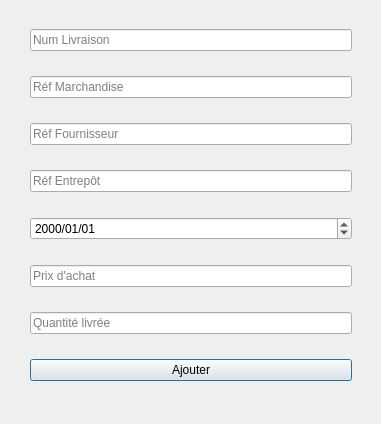
The window that form/FormLivraison.ui (Alt68719/projet_achats) describes before a commit, drawn with Qt 5.
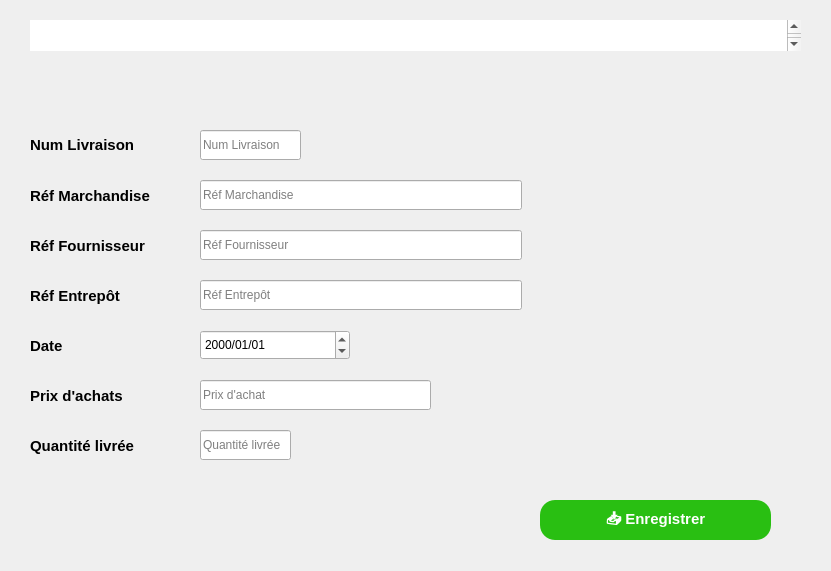
The same window after the commit. Icons and pictures are not drawn.

Patch:
```diff
--- a/form/FormLivraison.ui
+++ b/form/FormLivraison.ui
@@ -6,25 +6,29 @@
    <rect>
     <x>0</x>
     <y>0</y>
-    <width>381</width>
-    <height>424</height>
+    <width>831</width>
+    <height>571</height>
    </rect>
   </property>
   <property name="windowTitle">
    <string>Nouvelle Livraison</string>
   </property>
-  <widget class="QWidget" name="verticalLayoutWidget">
-   <property name="geometry">
-    <rect>
-     <x>30</x>
-     <y>10</y>
-     <width>322</width>
-     <height>391</height>
-    </rect>
-   </property>
-   <layout class="QVBoxLayout" name="verticalLayout">
-    <item>
+  <property name="styleSheet">
+   <string notr="true">
+QWidget#FormLivraison {
+    border-image: url(&quot;C:/projet_QT/projet_achats/image000/fond02.jpg&quot;) 0 0 0 0 stretch stretch;
+}
+</string>
+  </property>
      <widget class="QLineEdit" name="lineNumLivraison">
+   <property name="geometry">
+    <rect>
+     <x>200</x>
+     <y>130</y>
+     <width>101</width>
+     <height>30</height>
+    </rect>
+   </property>
       <property name="text">
        <string/>
       </property>
@@ -32,39 +36,54 @@
        <string>Num Livraison</string>
       </property>
      </widget>
-    </item>
-    <item>
      <widget class="QLineEdit" name="lineRefMar">
-      <property name="text">
-       <string/>
+   <property name="geometry">
+    <rect>
+     <x>200</x>
+     <y>180</y>
+     <width>322</width>
+     <height>30</height>
+    </rect>
       </property>
       <property name="placeholderText">
        <string>Réf Marchandise</string>
       </property>
      </widget>
-    </item>
-    <item>
      <widget class="QLineEdit" name="lineRefFournisseur">
-      <property name="whatsThis">
-       <string>&lt;html&gt;&lt;head/&gt;&lt;body&gt;&lt;p&gt;&lt;br/&gt;&lt;/p&gt;&lt;/body&gt;&lt;/html&gt;</string>
-      </property>
-      <property name="text">
-       <string/>
+   <property name="geometry">
+    <rect>
+     <x>200</x>
+     <y>230</y>
+     <width>322</width>
+     <height>30</height>
+    </rect>
       </property>
       <property name="placeholderText">
        <string>Réf Fournisseur</string>
       </property>
      </widget>
-    </item>
-    <item>
      <widget class="QLineEdit" name="lineRefEntr">
+   <property name="geometry">
+    <rect>
+     <x>200</x>
+     <y>280</y>
+     <width>322</width>
+     <height>30</height>
+    </rect>
+   </property>
       <property name="placeholderText">
        <string>Réf Entrepôt</string>
       </property>
      </widget>
-    </item>
-    <item>
      <widget class="QDateEdit" name="dateEdit">
+   <property name="geometry">
+    <rect>
+     <x>200</x>
+     <y>330</y>
+     <width>150</width>
+     <height>30</height>
+    </rect>
+   </property>
       <property name="displayFormat">
        <string>yyyy/MM/dd</string>
       </property>
@@ -79,37 +98,231 @@
        </date>
       </property>
      </widget>
-    </item>
-    <item>
      <widget class="QLineEdit" name="linePrix">
+   <property name="geometry">
+    <rect>
+     <x>200</x>
+     <y>380</y>
+     <width>231</width>
+     <height>30</height>
+    </rect>
+   </property>
       <property name="placeholderText">
        <string>Prix d'achat</string>
       </property>
      </widget>
-    </item>
-    <item>
      <widget class="QLineEdit" name="lineQte">
+   <property name="geometry">
+    <rect>
+     <x>200</x>
+     <y>430</y>
+     <width>91</width>
+     <height>30</height>
+    </rect>
+   </property>
       <property name="placeholderText">
        <string>Quantité livrée</string>
       </property>
      </widget>
-    </item>
-    <item>
      <widget class="QPushButton" name="btnAjouter">
+   <property name="geometry">
+    <rect>
+     <x>540</x>
+     <y>500</y>
+     <width>231</width>
+     <height>40</height>
+    </rect>
+   </property>
+   <property name="styleSheet">
+    <string notr="true">QPushButton {
+background-color: #29bf12;
+border-radius: 15px;
+border: none;
+padding: 10px 20px;
+color: white;
+font-size: 15px;
+font-weight: bold;
+}</string>
+   </property>
       <property name="text">
-       <string>Ajouter</string>
-      </property>
-     </widget>
-    </item>
-   </layout>
-   <zorder>lineRefMar</zorder>
-   <zorder>lineNumLivraison</zorder>
-   <zorder>lineRefEntr</zorder>
-   <zorder>dateEdit</zorder>
-   <zorder>linePrix</zorder>
-   <zorder>lineQte</zorder>
-   <zorder>btnAjouter</zorder>
-   <zorder>lineRefFournisseur</zorder>
+    <string>📥 Enregistrer</string>
+   </property>
+  </widget>
+  <widget class="QTextBrowser" name="textBrowser">
+   <property name="geometry">
+    <rect>
+     <x>10</x>
+     <y>10</y>
+     <width>811</width>
+     <height>51</height>
+    </rect>
+   </property>
+   <property name="styleSheet">
+    <string notr="true">QTextBrowser {
+    border-image: url(&quot;C:/projet_QT/projet_achats/image000/fond03.jpg&quot;) 0 0 0 0 stretch stretch;
+    border: none;
+    padding: 10px 20px;
+    color: white;
+    font-weight: bold;
+}</string>
+   </property>
+   <property name="html">
+    <string>&lt;!DOCTYPE HTML PUBLIC &quot;-//W3C//DTD HTML 4.0//EN&quot; &quot;http://www.w3.org/TR/REC-html40/strict.dtd&quot;&gt;
+&lt;html&gt;&lt;head&gt;&lt;meta name=&quot;qrichtext&quot; content=&quot;1&quot; /&gt;&lt;meta charset=&quot;utf-8&quot; /&gt;&lt;style type=&quot;text/css&quot;&gt;
+p, li { white-space: pre-wrap; }
+hr { height: 1px; border-width: 0; }
+li.unchecked::marker { content: &quot;\2610&quot;; }
+li.checked::marker { content: &quot;\2612&quot;; }
+&lt;/style&gt;&lt;/head&gt;&lt;body style=&quot; font-family:'Segoe UI'; font-size:9pt; font-weight:700; font-style:normal;&quot;&gt;
+&lt;p style=&quot; margin-top:0px; margin-bottom:0px; margin-left:0px; margin-right:0px; -qt-block-indent:0; text-indent:0px;&quot;&gt;&lt;span style=&quot; font-size:20pt;&quot;&gt;Ajout d'une nouvelle livraison&lt;/span&gt;&lt;/p&gt;&lt;/body&gt;&lt;/html&gt;</string>
+   </property>
+  </widget>
+  <widget class="QLabel" name="label">
+   <property name="geometry">
+    <rect>
+     <x>30</x>
+     <y>129</y>
+     <width>161</width>
+     <height>31</height>
+    </rect>
+   </property>
+   <property name="styleSheet">
+    <string notr="true">QLabel {
+    font-size: 15px;
+    font-weight: bold;
+    color: ;
+}
+</string>
+   </property>
+   <property name="text">
+    <string>Num Livraison</string>
+   </property>
+  </widget>
+  <widget class="QLabel" name="label_2">
+   <property name="geometry">
+    <rect>
+     <x>30</x>
+     <y>180</y>
+     <width>161</width>
+     <height>31</height>
+    </rect>
+   </property>
+   <property name="styleSheet">
+    <string notr="true">QLabel {
+    font-size: 15px;
+    font-weight: bold;
+    color: ;
+}
+</string>
+   </property>
+   <property name="text">
+    <string>Réf Marchandise</string>
+   </property>
+  </widget>
+  <widget class="QLabel" name="label_3">
+   <property name="geometry">
+    <rect>
+     <x>30</x>
+     <y>230</y>
+     <width>161</width>
+     <height>31</height>
+    </rect>
+   </property>
+   <property name="styleSheet">
+    <string notr="true">QLabel {
+    font-size: 15px;
+    font-weight: bold;
+    color: ;
+}
+</string>
+   </property>
+   <property name="text">
+    <string>Réf Fournisseur</string>
+   </property>
+  </widget>
+  <widget class="QLabel" name="label_4">
+   <property name="geometry">
+    <rect>
+     <x>30</x>
+     <y>280</y>
+     <width>161</width>
+     <height>31</height>
+    </rect>
+   </property>
+   <property name="styleSheet">
+    <string notr="true">QLabel {
+    font-size: 15px;
+    font-weight: bold;
+    color: ;
+}
+</string>
+   </property>
+   <property name="text">
+    <string>Réf Entrepôt</string>
+   </property>
+  </widget>
+  <widget class="QLabel" name="label_5">
+   <property name="geometry">
+    <rect>
+     <x>30</x>
+     <y>330</y>
+     <width>161</width>
+     <height>31</height>
+    </rect>
+   </property>
+   <property name="styleSheet">
+    <string notr="true">QLabel {
+    font-size: 15px;
+    font-weight: bold;
+    color: ;
+}
+</string>
+   </property>
+   <property name="text">
+    <string>Date</string>
+   </property>
+  </widget>
+  <widget class="QLabel" name="label_6">
+   <property name="geometry">
+    <rect>
+     <x>30</x>
+     <y>380</y>
+     <width>161</width>
+     <height>31</height>
+    </rect>
+   </property>
+   <property name="styleSheet">
+    <string notr="true">QLabel {
+    font-size: 15px;
+    font-weight: bold;
+    color: ;
+}
+</string>
+   </property>
+   <property name="text">
+    <string>Prix d'achats</string>
+   </property>
+  </widget>
+  <widget class="QLabel" name="label_7">
+   <property name="geometry">
+    <rect>
+     <x>30</x>
+     <y>430</y>
+     <width>161</width>
+     <height>31</height>
+    </rect>
+   </property>
+   <property name="styleSheet">
+    <string notr="true">QLabel {
+    font-size: 15px;
+    font-weight: bold;
+    color: ;
+}
+</string>
+   </property>
+   <property name="text">
+    <string>Quantité livrée</string>
+   </property>
   </widget>
  </widget>
  <resources/>
```
Lines whose indentation alone changed are shown as unchanged.
